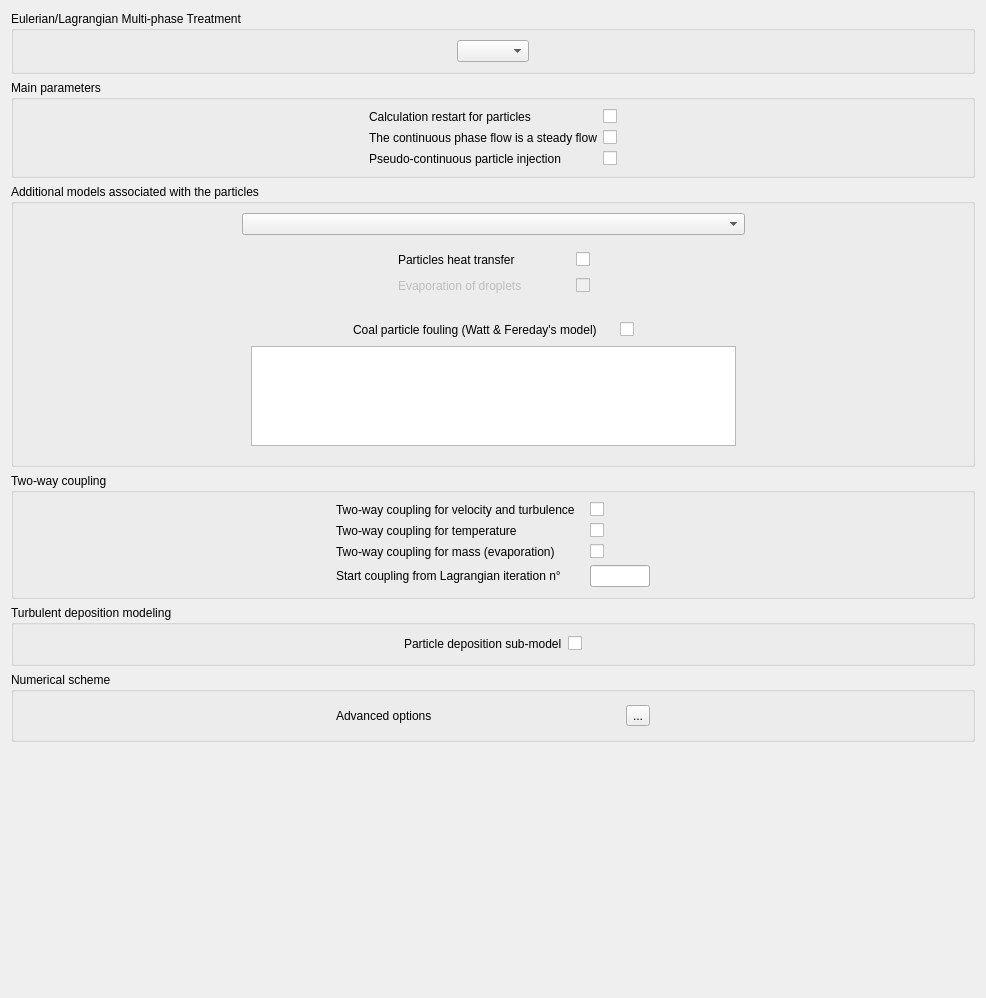
Before: the Qt Designer form gui/Pages/LagrangianForm.ui in code-saturne/code_saturne, drawn with Qt 5.
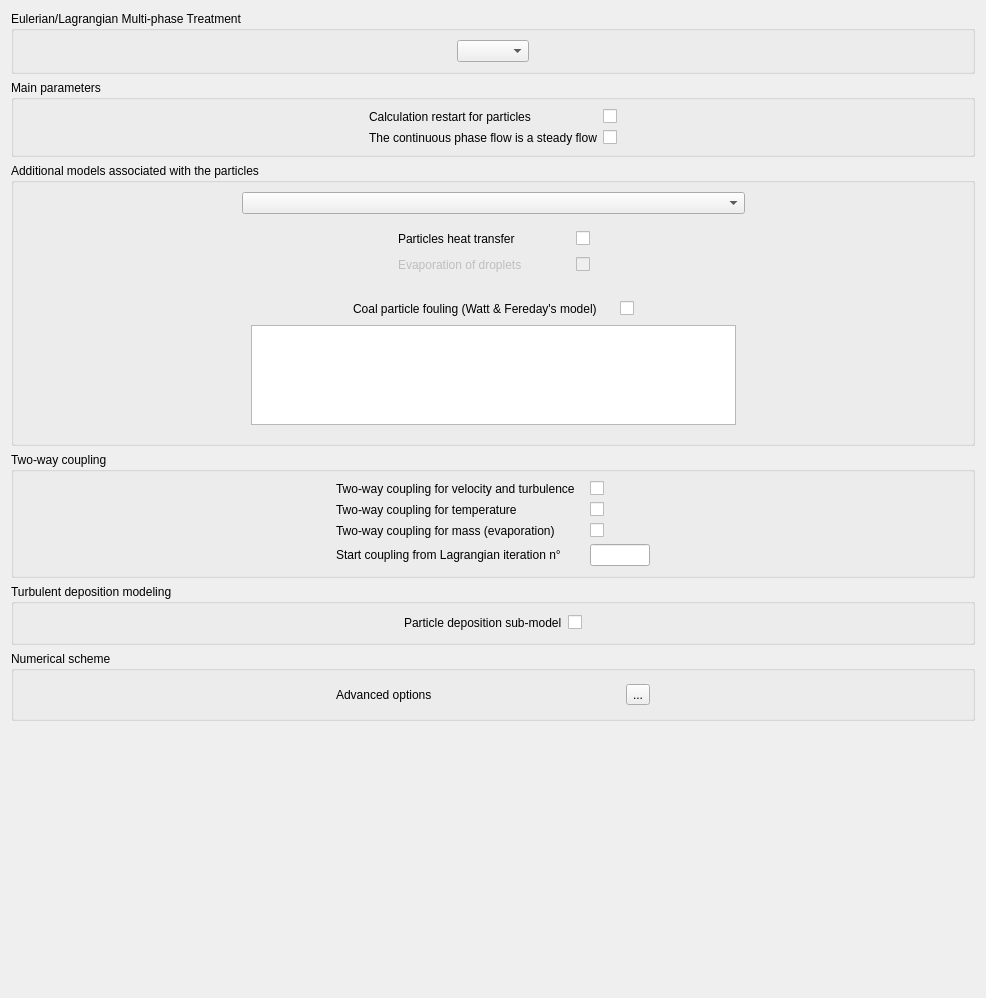
After: the same form once the commit is applied. Icons and pictures are not drawn.

Commit message: First stage of Lagrangian module conversion to C. Boundary  statistics and source terms need to be rewritten, and further cleanup is required, but the code is now at a stage where other work may be merged.

```diff
--- a/gui/Pages/LagrangianForm.ui
+++ b/gui/Pages/LagrangianForm.ui
@@ -122,26 +122,6 @@
             </property>
            </widget>
           </item>
-          <item row="2" column="0">
-           <widget class="QLabel" name="labelINJCON">
-            <property name="toolTip">
-             <string>Code_Saturne key word: INJCON</string>
-            </property>
-            <property name="text">
-             <string>Pseudo-continuous particle injection</string>
-            </property>
-           </widget>
-          </item>
-          <item row="2" column="1">
-           <widget class="QCheckBox" name="checkBoxINJCON">
-            <property name="toolTip">
-             <string>Code_Saturne key word: INJCON</string>
-            </property>
-            <property name="text">
-             <string/>
-            </property>
-           </widget>
-          </item>
          </layout>
         </item>
         <item>
```
The commit also changes 197 other files.
